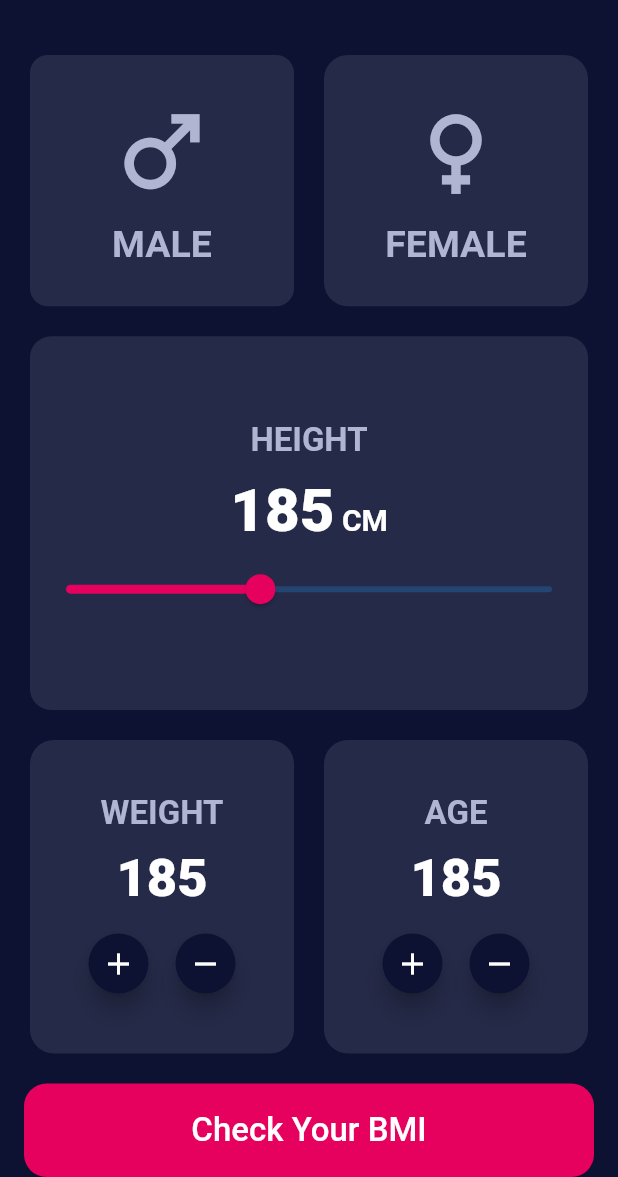
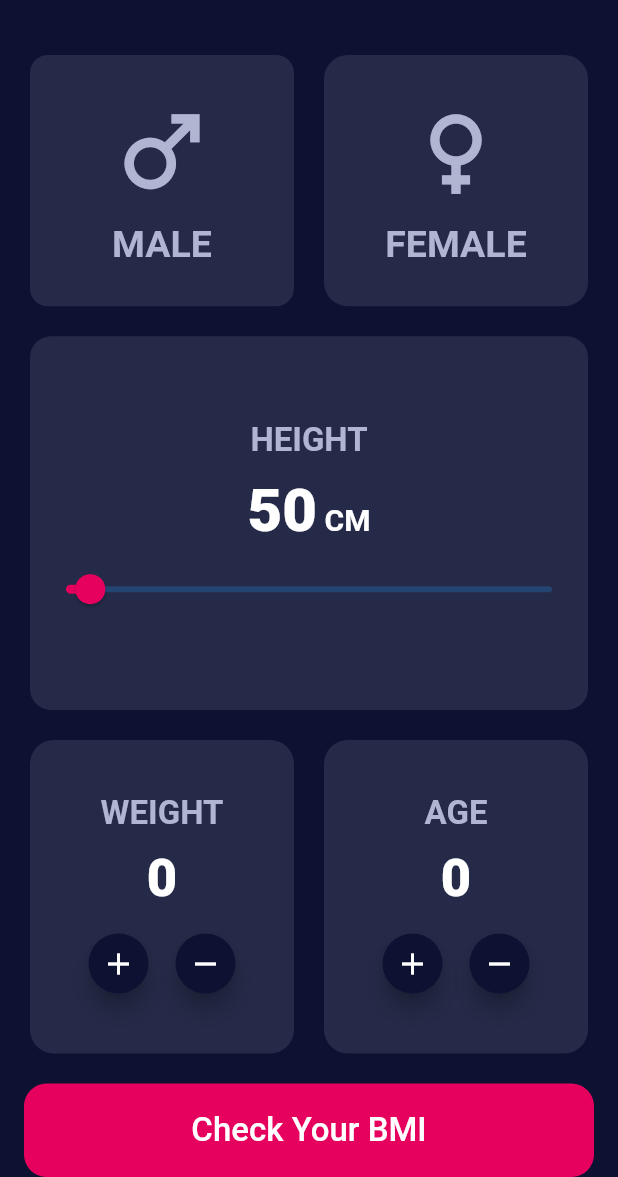
Before and after one commit to MustafaFawzy229/bmi_calculator, a Flutter app: the screen it shows after launch, on a phone screen of 412 x 824 dp, the part 59-1236 px from its top. Run offline on Flutter 3.47's test engine with Material 2 defaults, Android fonts, the phone set to English and light mode, and no system bars.

```diff
--- a/lib/views/home_screen_view.dart
+++ b/lib/views/home_screen_view.dart
@@ -1,8 +1,18 @@
 import 'package:flutter/material.dart';
 
-class HomeScreen extends StatelessWidget {
+class HomeScreen extends StatefulWidget {
   const HomeScreen({super.key});
 
+  @override
+  State<HomeScreen> createState() => _HomeScreenState();
+}
+
+bool? isMale;
+double height = 50;
+int age = 0;
+int weight = 0;
+
+class _HomeScreenState extends State<HomeScreen> {
   @override
   Widget build(BuildContext context) {
     return Scaffold(
@@ -21,19 +31,27 @@ class HomeScreen extends StatelessWidget {
               child: Row(
                 children: [
                   Expanded(
+                    child: GestureDetector(
+                      onTap: () {
+                        setState(() {
+                          isMale = true;
+                        });
+                      },
                       child: Container(
                         decoration: BoxDecoration(
                             borderRadius: BorderRadius.circular(12),
                             color: const Color(0xff252a48)),
-                      child: const Column(
+                        child: Column(
                           mainAxisAlignment: MainAxisAlignment.center,
                           children: [
                             Icon(
                               Icons.male,
                               size: 75,
-                            color: Color(0xffb0b6d2),
+                              color: isMale == true
+                                  ? const Color(0xffe6015e)
+                                  : const Color(0xffb0b6d2),
                             ),
-                          SizedBox(
+                            const SizedBox(
                               height: 10,
                             ),
                             Text(
@@ -41,10 +59,13 @@ class HomeScreen extends StatelessWidget {
                               style: TextStyle(
                                 fontSize: 25,
                                 fontWeight: FontWeight.bold,
-                              color: Color(0xffb0b6d2),
+                                color: isMale == true
+                                    ? const Color(0xffe6015e)
+                                    : const Color(0xffb0b6d2),
                               ),
                             ),
                           ],
+                        ),
                       ),
                     ),
                   ),
@@ -52,19 +73,27 @@ class HomeScreen extends StatelessWidget {
                     width: 20,
                   ),
                   Expanded(
+                    child: GestureDetector(
+                      onTap: () {
+                        setState(() {
+                          isMale = false;
+                        });
+                      },
                       child: Container(
                         decoration: BoxDecoration(
                             borderRadius: BorderRadius.circular(16),
                             color: const Color(0xff252a48)),
-                      child: const Column(
+                        child: Column(
                           mainAxisAlignment: MainAxisAlignment.center,
                           children: [
                             Icon(
                               Icons.female,
                               size: 75,
-                            color: Color(0xffb0b6d2),
+                              color: isMale == false
+                                  ? const Color(0xffe6015e)
+                                  : const Color(0xffb0b6d2),
                             ),
-                          SizedBox(
+                            const SizedBox(
                               height: 10,
                             ),
                             Text(
@@ -72,10 +101,13 @@ class HomeScreen extends StatelessWidget {
                               style: TextStyle(
                                 fontSize: 25,
                                 fontWeight: FontWeight.bold,
-                              color: Color(0xffb0b6d2),
+                                color: isMale == false
+                                    ? const Color(0xffe6015e)
+                                    : const Color(0xffb0b6d2),
                               ),
                             ),
                           ],
+                        ),
                       ),
                     ),
                   ),
@@ -106,23 +138,23 @@ class HomeScreen extends StatelessWidget {
                       ),
                     ),
                     const SizedBox(height: 10),
-                    const Row(
+                    Row(
                       mainAxisAlignment: MainAxisAlignment.center,
                       crossAxisAlignment: CrossAxisAlignment.baseline,
                       textBaseline: TextBaseline.alphabetic,
                       children: [
                         Text(
-                          '185',
-                          style: TextStyle(
+                          height.toInt().toString(),
+                          style: const TextStyle(
                             fontSize: 40,
                             fontWeight: FontWeight.w900,
                             color: Colors.white,
                           ),
                         ),
-                        SizedBox(
+                        const SizedBox(
                           width: 5,
                         ),
-                        Text(
+                        const Text(
                           'CM',
                           style: TextStyle(
                             fontSize: 20,
@@ -134,12 +166,14 @@ class HomeScreen extends StatelessWidget {
                     ),
                     const SizedBox(height: 5),
                     Slider(
-                        value: 120,
+                        value: height!,
                         min: 40,
                         max: 240,
                         activeColor: const Color(0xffe6015e),
                         onChanged: (value) {
-                          print(value.round());
+                          setState(() {
+                            height = value;
+                          });
                         })
                   ],
                 ),
@@ -170,9 +204,9 @@ class HomeScreen extends StatelessWidget {
                             ),
                           ),
                           const SizedBox(height: 10),
-                          const Text(
-                            '185',
-                            style: TextStyle(
+                          Text(
+                            weight.toString(),
+                            style: const TextStyle(
                               fontSize: 35,
                               fontWeight: FontWeight.w900,
                               color: Colors.white,
@@ -184,14 +218,22 @@ class HomeScreen extends StatelessWidget {
                             children: [
                               FloatingActionButton(
                                 mini: true,
-                                onPressed: () {},
+                                onPressed: () {
+                                  setState(() {
+                                    weight++;
+                                  });
+                                },
                                 backgroundColor: const Color(0xff0d1232),
                                 child: const Icon(Icons.add),
                               ),
                               const SizedBox(width: 10),
                               FloatingActionButton(
                                 mini: true,
-                                onPressed: () {},
+                                onPressed: () {
+                                  setState(() {
+                                    weight--;
+                                  });
+                                },
                                 backgroundColor: const Color(0xff0d1232),
                                 child: const Icon(Icons.remove),
                               ),
@@ -222,9 +264,9 @@ class HomeScreen extends StatelessWidget {
                             ),
                           ),
                           const SizedBox(height: 10),
-                          const Text(
-                            '185',
-                            style: TextStyle(
+                          Text(
+                            age.toString(),
+                            style: const TextStyle(
                               fontSize: 35,
                               fontWeight: FontWeight.w900,
                               color: Colors.white,
@@ -236,14 +278,22 @@ class HomeScreen extends StatelessWidget {
                             children: [
                               FloatingActionButton(
                                 mini: true,
-                                onPressed: () {},
+                                onPressed: () {
+                                  setState(() {
+                                    age++;
+                                  });
+                                },
                                 backgroundColor: const Color(0xff0d1232),
                                 child: const Icon(Icons.add),
                               ),
                               const SizedBox(width: 10),
                               FloatingActionButton(
                                 mini: true,
-                                onPressed: () {},
+                                onPressed: () {
+                                  setState(() {
+                                    age--;
+                                  });
+                                },
                                 backgroundColor: const Color(0xff0d1232),
                                 child: const Icon(Icons.remove),
                               ),
```
Lines whose indentation alone changed are shown as unchanged.
